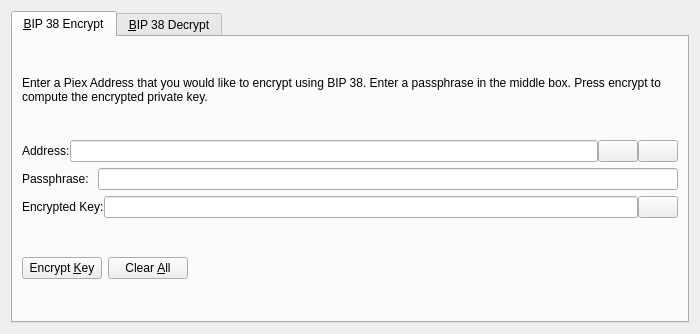
Qt form src/qt/forms/bip38tooldialog.ui (SocialSend/SocialSend) before a commit.
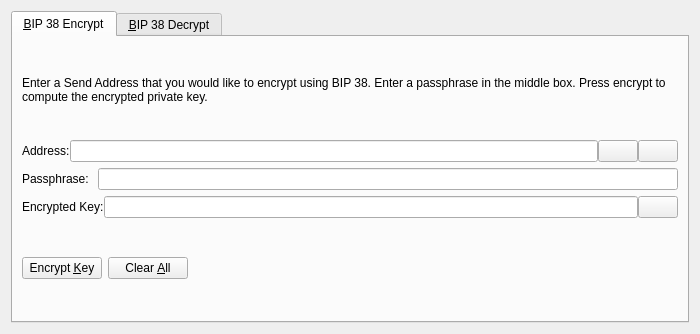
The same form after that commit. The open tabs and pages were chosen to show the change. Icons and pictures are not drawn. Custom widgets are drawn as their Qt base class.

Patch:
```diff
--- a/src/qt/forms/bip38tooldialog.ui
+++ b/src/qt/forms/bip38tooldialog.ui
@@ -30,7 +30,7 @@
        <item>
         <widget class="QLabel" name="infoLabel_ENC">
          <property name="text">
-          <string>Enter a Piex Address that you would like to encrypt using BIP 38. Enter a passphrase in the middle box. Press encrypt to compute the encrypted private key.</string>
+          <string>Enter a Send Address that you would like to encrypt using BIP 38. Enter a passphrase in the middle box. Press encrypt to compute the encrypted private key.</string>
          </property>
          <property name="textFormat">
           <enum>Qt::PlainText</enum>
```
Left out of the diff: 24 changed lines with no effect on the pictures.
